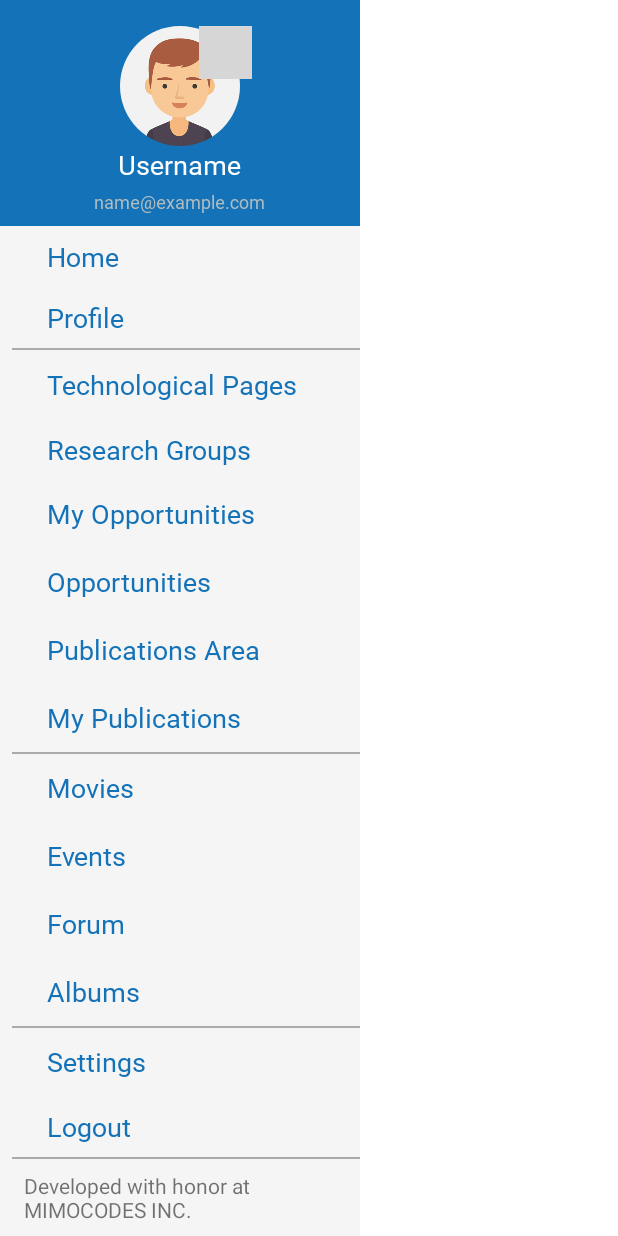
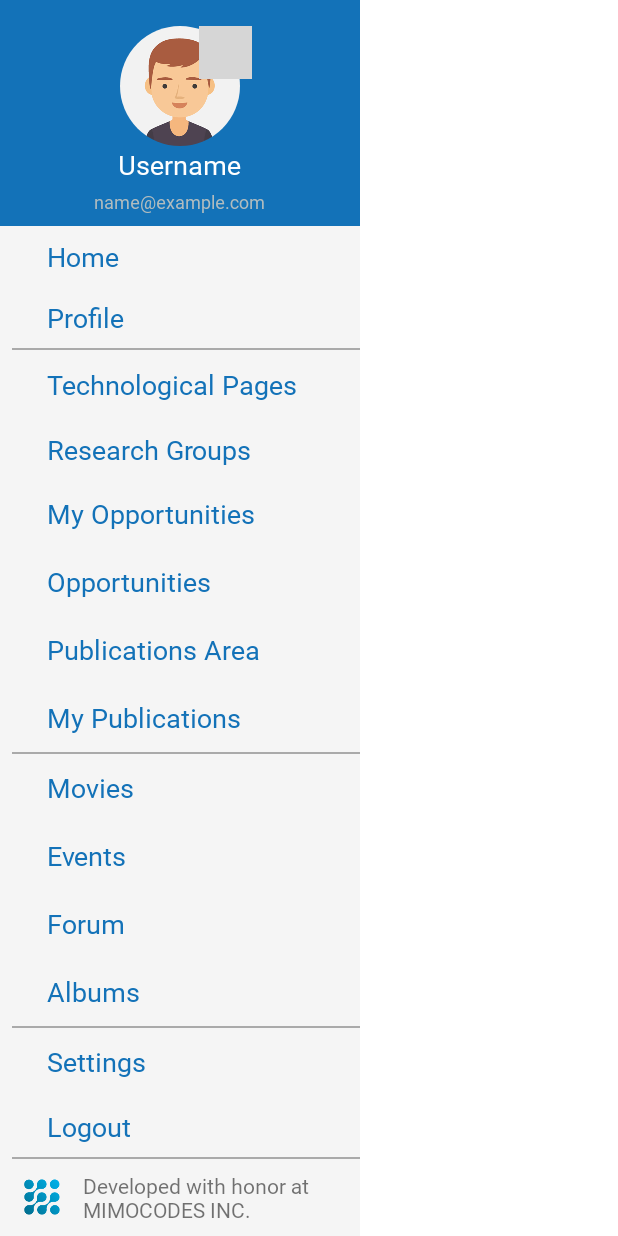
Before and after one commit to Mohamed-Amr/Android_ScienceHub, an Android app: the layout layout_drawer.xml on its own in the app's theme, with its tools: preview values and no code run, scrolled down 38 dp, on a phone screen of 412 x 824 dp. Run offline under Robolectric (Android 15) with nearby library versions, the phone set to English and light mode, and no system bars; grey boxes are pictures that could not be loaded.

Commit message:
mimocodes logo in drawer #5

```diff
--- a/app/src/main/res/layout/layout_drawer.xml
+++ b/app/src/main/res/layout/layout_drawer.xml
@@ -387,16 +387,40 @@
                     android:layout_width="match_parent"
                     android:layout_height="1dp"
                     android:background="@android:color/darker_gray"/>
-
-                <TextView
-                    android:id="@+id/txt_by_mimocodes"
+                <LinearLayout
                     android:layout_width="match_parent"
                     android:layout_height="wrap_content"
                     android:layout_margin="8dp"
-                    android:layout_marginStart="8dp"
-                    android:layout_marginBottom="8dp"
-                    android:text="@string/developed_with_honor_at_mimocodes_u00a0inc"
-                    android:textSize="14sp" />
+                    android:orientation="horizontal">
+
+                    <ImageView
+                    android:layout_width="24dp"
+                    android:layout_height="24dp"
+                    android:layout_gravity="center"
+                    android:contentDescription="mimocodes_logo"
+                        android:scaleType="fitXY"
+                    android:src="@drawable/mimocodes_logo" />
+
+                    <eg.mimocodes.sciencehub.widgets.CustomTextView
+                        android:id="@+id/txt_by_mimocodes"
+                        android:layout_width="wrap_content"
+                        android:layout_height="wrap_content"
+                        android:layout_gravity="center"
+                        android:layout_marginStart="15dp"
+                        android:layout_marginLeft="15dp"
+                        android:text="@string/developed_with_honor_at_mimocodes_u00a0inc"
+                        android:textSize="14sp" />
+
+                </LinearLayout>
+                <!--<TextView-->
+                    <!--android:id="@+id/txt_by_mimocodes"-->
+                    <!--android:layout_width="match_parent"-->
+                    <!--android:layout_height="wrap_content"-->
+                    <!--android:layout_margin="8dp"-->
+                    <!--android:layout_marginStart="8dp"-->
+                    <!--android:layout_marginBottom="8dp"-->
+                    <!--android:text="@string/developed_with_honor_at_mimocodes_u00a0inc"-->
+                    <!--android:textSize="14sp" />-->
             </LinearLayout>
 
         </LinearLayout>
```
Also changed, not shown: app/src/main/res/drawable-hdpi/mimocodes_logo.png (added), app/src/main/res/drawable-ldpi/mimocodes_logo.png (added), app/src/main/res/drawable-mdpi/mimocodes_logo.png (added), app/src/main/res/drawable-xhdpi/mimocodes_logo.png (added), app/src/main/res/drawable-xxhdpi/mimocodes_logo.png (added), app/src/main/res/drawable-xxxhdpi/mimocodes_logo.png (added).
